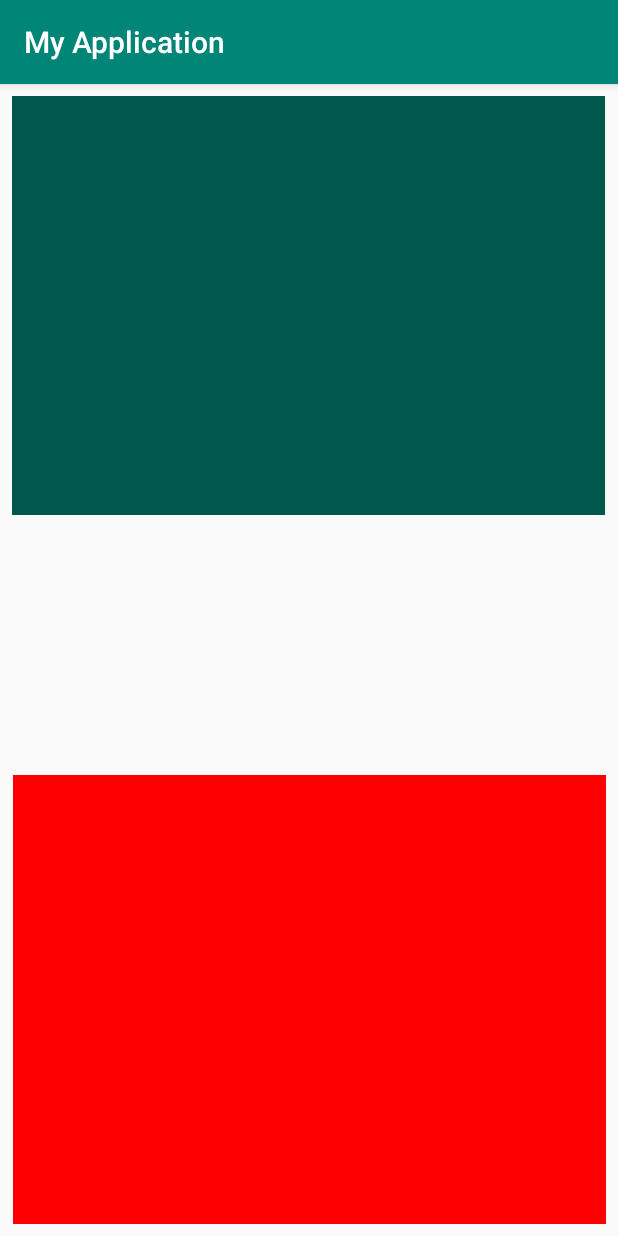
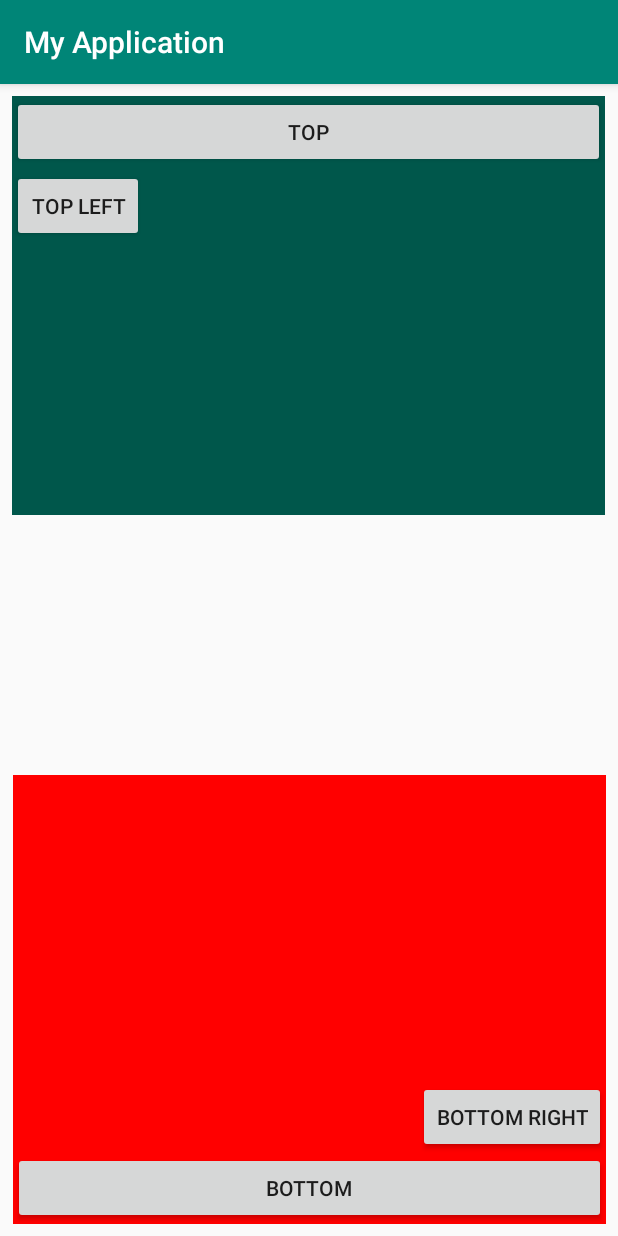
Before and after one commit to pemrograman-mobile-2019/02-constraint-layout-Mamat1411, an Android app: the screen it shows after launch (MainActivity), on a phone screen of 412 x 824 dp. Run offline under Robolectric (Android 15) with nearby library versions, the phone set to English and light mode, and no system bars.

Commit message:
2 warna dan 4 buttons

```diff
--- a/app/src/main/res/layout/activity_main.xml
+++ b/app/src/main/res/layout/activity_main.xml
@@ -6,23 +6,57 @@
     android:layout_height="match_parent"
     tools:context=".MainActivity">
 
-    <LinearLayout
+    <RelativeLayout
         android:layout_width="395dp"
         android:layout_height="299dp"
         android:layout_marginEnd="8dp"
         android:layout_marginBottom="8dp"
+        android:background="#FF0000"
         android:orientation="vertical"
-        android:background="#FF0000"
         app:layout_constraintBottom_toBottomOf="parent"
-        app:layout_constraintEnd_toEndOf="parent"></LinearLayout>
+        app:layout_constraintEnd_toEndOf="parent">
 
-    <LinearLayout
+        <Button
+            android:id="@+id/button3"
+            android:layout_width="match_parent"
+            android:layout_height="wrap_content"
+            android:layout_alignParentBottom="true"
+            android:layout_marginBottom="0dp"
+            android:text="Bottom" />
+
+        <Button
+            android:id="@+id/button4"
+            android:layout_width="wrap_content"
+            android:layout_height="wrap_content"
+            android:layout_alignParentEnd="true"
+            android:layout_alignParentBottom="true"
+            android:layout_marginEnd="0dp"
+            android:layout_marginBottom="47dp"
+            android:text="Bottom Right" />
+    </RelativeLayout>
+
+    <RelativeLayout
         android:layout_width="395dp"
         android:layout_height="279dp"
         android:layout_marginStart="8dp"
         android:layout_marginTop="8dp"
+        android:background="@color/colorPrimaryDark"
         android:orientation="vertical"
-        android:background="@color/colorPrimaryDark"
         app:layout_constraintStart_toStartOf="parent"
-        app:layout_constraintTop_toTopOf="parent"></LinearLayout>
+        app:layout_constraintTop_toTopOf="parent">
+
+        <Button
+            android:id="@+id/button"
+            android:layout_width="match_parent"
+            android:layout_height="wrap_content"
+            android:text="Top" />
+
+        <Button
+            android:id="@+id/button2"
+            android:layout_width="wrap_content"
+            android:layout_height="wrap_content"
+            android:layout_alignParentBottom="true"
+            android:layout_marginBottom="182dp"
+            android:text="Top Left" />
+    </RelativeLayout>
 </android.support.constraint.ConstraintLayout>
```
